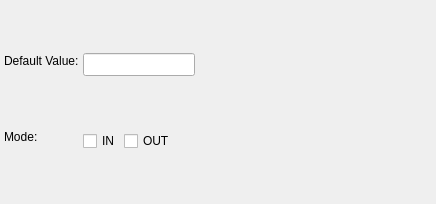
Above: libpgmodeler_ui/ui/parameterwidget.ui from pgmodeler/pgmodeler before the change. Below: the same form after it.
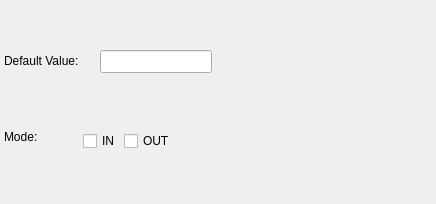
That is the form after the change.

Patch:
```diff
--- a/libpgmodeler_ui/ui/parameterwidget.ui
+++ b/libpgmodeler_ui/ui/parameterwidget.ui
@@ -24,7 +24,7 @@
     <rect>
      <x>4</x>
      <y>53</y>
-     <width>80</width>
+     <width>91</width>
      <height>16</height>
     </rect>
    </property>
@@ -36,7 +36,7 @@
    </property>
    <property name="maximumSize">
     <size>
-     <width>75</width>
+     <width>16777215</width>
      <height>16777215</height>
     </size>
    </property>
@@ -47,8 +47,8 @@
   <widget class="QLineEdit" name="default_value_edt">
    <property name="geometry">
     <rect>
-     <x>83</x>
-     <y>53</y>
+     <x>100</x>
+     <y>50</y>
      <width>112</width>
      <height>23</height>
     </rect>
```
